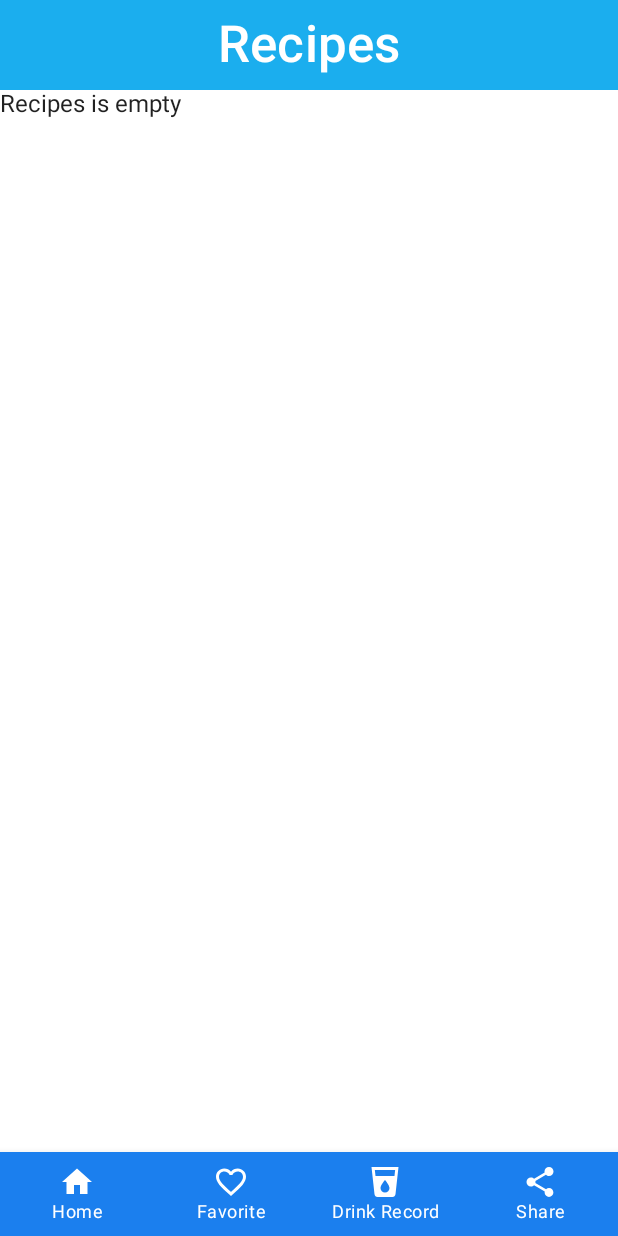
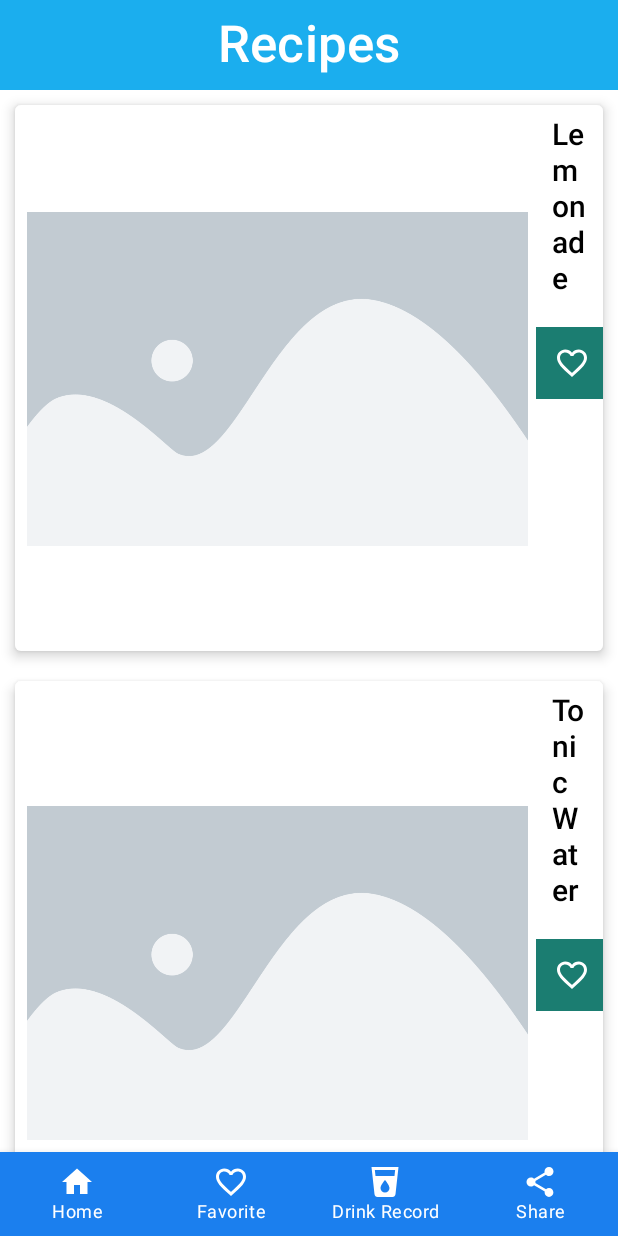
Before and after one commit to Abhi6921/elderly-fluid-intake-app, an Android app built with Jetpack Compose: the RecipeList screen opened through its navigation route, on a phone screen of 412 x 824 dp. Run offline under Robolectric (Android 15) with nearby library versions, the phone set to English and light mode, and no system bars; pictures from the network do not load.

Commit message:
modified the recipes page to work with hardcoded UI

```diff
--- a/app/src/main/java/nl/narvekar/abhishek/omring_fluid_intake_app/data/Recipe.kt
+++ b/app/src/main/java/nl/narvekar/abhishek/omring_fluid_intake_app/data/Recipe.kt
@@ -4,7 +4,100 @@ package nl.narvekar.abhishek.omring_fluid_intake_app.data
 data class Recipe(
     val recipeId: String,
     val name: String,
-    val ingredients: Map<String, String>,
+    //val ingredients: Map<String, String>,
     val instructions: String,
     val imageLink: String
 )
+
+val ALLRECIPELIST = arrayListOf(
+    Recipe(
+        "03ecca14-7a31-11ed-a1eb-0242ac120002",
+        "Lemonade",
+        "Mix everything together",
+        "https://images.unsplash.com/photo-1563713665854-e72327bf780e?ixlib=rb-1.2.1&ixid=eyJhcHBfaWQiOjEyMDd9&auto=format&fit=crop&w=1350&q=80"
+    ),
+    Recipe(
+        "f5f1e548-7a30-11ed-a1eb-0242ac120002",
+        "Tonic Water",
+        "Get Everything to mix together",
+         "https://i2.wp.com/beebom.com/wp-content/uploads/2016/01/Reverse-Image-Search-Engines-Apps-And-Its-Uses-2016.jpg"
+    ),
+    Recipe(
+        "ea3250d0-7a30-11ed-a1eb-0242ac120002",
+        "Strawberry Limeade",
+        "Get Everything to mix together",
+        "https://i2.wp.com/beebom.com/wp-content/uploads/2016/01/Reverse-Image-Search-Engines-Apps-And-Its-Uses-2016.jpg"
+    ),
+    Recipe(
+            "391fcfc8-7a32-11ed-a1eb-0242ac120002",
+        "Tonic water",
+        "Get everything to mix together",
+        "https://i2.wp.com/beebom.com/wp-content/uploads/2016/01/Reverse-Image-Search-Engines-Apps-And-Its-Uses-2016.jpg"
+    ),
+    Recipe(
+        "6280e078-7a32-11ed-a1eb-0242ac120002",
+        "Gin Basil Smash",
+        "Get Everything to mix together",
+        "https://i2.wp.com/beebom.com/wp-content/uploads/2016/01/Reverse-Image-Search-Engines-Apps-And-Its-Uses-2016.jpg"
+    ),
+    Recipe(
+        "03ecca14-7a31-11ed-a1eb-0242ac120002",
+        "Lemonade",
+        "Mix everything together",
+        "https://images.unsplash.com/photo-1563713665854-e72327bf780e?ixlib=rb-1.2.1&ixid=eyJhcHBfaWQiOjEyMDd9&auto=format&fit=crop&w=1350&q=80"
+    ),
+    Recipe(
+        "f5f1e548-7a30-11ed-a1eb-0242ac120002",
+        "Tonic Water",
+        "Get Everything to mix together",
+        "https://i2.wp.com/beebom.com/wp-content/uploads/2016/01/Reverse-Image-Search-Engines-Apps-And-Its-Uses-2016.jpg"
+    ),
+    Recipe(
+        "ea3250d0-7a30-11ed-a1eb-0242ac120002",
+        "Strawberry Limeade",
+        "Get Everything to mix together",
+        "https://i2.wp.com/beebom.com/wp-content/uploads/2016/01/Reverse-Image-Search-Engines-Apps-And-Its-Uses-2016.jpg"
+    ),
+    Recipe(
+        "391fcfc8-7a32-11ed-a1eb-0242ac120002",
+        "Tonic water",
+        "Get everything to mix together",
+        "https://i2.wp.com/beebom.com/wp-content/uploads/2016/01/Reverse-Image-Search-Engines-Apps-And-Its-Uses-2016.jpg"
+    ),
+    Recipe(
+        "6280e078-7a32-11ed-a1eb-0242ac120002",
+        "Gin Basil Smash",
+        "Get Everything to mix together",
+        "https://i2.wp.com/beebom.com/wp-content/uploads/2016/01/Reverse-Image-Search-Engines-Apps-And-Its-Uses-2016.jpg"
+    ),
+    Recipe(
+        "03ecca14-7a31-11ed-a1eb-0242ac120002",
+        "Lemonade",
+        "Mix everything together",
+        "https://images.unsplash.com/photo-1563713665854-e72327bf780e?ixlib=rb-1.2.1&ixid=eyJhcHBfaWQiOjEyMDd9&auto=format&fit=crop&w=1350&q=80"
+    ),
+    Recipe(
+        "f5f1e548-7a30-11ed-a1eb-0242ac120002",
+        "Tonic Water",
+        "Get Everything to mix together",
+        "https://i2.wp.com/beebom.com/wp-content/uploads/2016/01/Reverse-Image-Search-Engines-Apps-And-Its-Uses-2016.jpg"
+    ),
+    Recipe(
+        "ea3250d0-7a30-11ed-a1eb-0242ac120002",
+        "Strawberry Limeade",
+        "Get Everything to mix together",
+        "https://i2.wp.com/beebom.com/wp-content/uploads/2016/01/Reverse-Image-Search-Engines-Apps-And-Its-Uses-2016.jpg"
+    ),
+    Recipe(
+        "391fcfc8-7a32-11ed-a1eb-0242ac120002",
+        "Tonic water",
+        "Get everything to mix together",
+        "https://i2.wp.com/beebom.com/wp-content/uploads/2016/01/Reverse-Image-Search-Engines-Apps-And-Its-Uses-2016.jpg"
+    ),
+    Recipe(
+        "6280e078-7a32-11ed-a1eb-0242ac120002",
+        "Gin Basil Smash",
+        "Get Everything to mix together",
+        "https://i2.wp.com/beebom.com/wp-content/uploads/2016/01/Reverse-Image-Search-Engines-Apps-And-Its-Uses-2016.jpg"
+    )
+)
--- a/app/src/main/java/nl/narvekar/abhishek/omring_fluid_intake_app/navigation/NavGraph.kt
+++ b/app/src/main/java/nl/narvekar/abhishek/omring_fluid_intake_app/navigation/NavGraph.kt
@@ -10,6 +10,7 @@ import androidx.navigation.compose.NavHost
 import androidx.navigation.compose.composable
 import androidx.navigation.compose.rememberNavController
 import androidx.navigation.navArgument
+import nl.narvekar.abhishek.omring_fluid_intake_app.data.ALLRECIPELIST
 import nl.narvekar.abhishek.omring_fluid_intake_app.userInterface.dashboard.DashBoardScreen
 import nl.narvekar.abhishek.omring_fluid_intake_app.userInterface.favorites.RecipeFavorited
 import nl.narvekar.abhishek.omring_fluid_intake_app.userInterface.login.LoginUI
@@ -57,7 +58,7 @@ fun AppNavigation(
         }
 
         composable(Routes.Recipes.route) {
-            RecipeList(recipes = recipeViewModel.recipeListResponse, navController)
+            RecipeList(recipes = ALLRECIPELIST, navController)
         }
 
         composable(
--- a/app/src/main/java/nl/narvekar/abhishek/omring_fluid_intake_app/userInterface/dashboard/DashboardScreen.kt
+++ b/app/src/main/java/nl/narvekar/abhishek/omring_fluid_intake_app/userInterface/dashboard/DashboardScreen.kt
@@ -46,16 +46,15 @@ fun DashBoardScreen(
     loginViewModel: LoginViewModel
 ) {
     val showDialog = remember { mutableStateOf(false) }
-
-
     val inputValue = remember { mutableStateOf(0.0f) }
 
     val context = LocalContext.current
+
     if (showDialog.value) {
         SelectDrinkDialog(logDrinkViewModel, sharedPreferences, setShowDialog = {
             showDialog.value = it
         }) {
-            //Toast.makeText(context, it.toString(), Toast.LENGTH_SHORT).show()
+
             inputValue.value += it
         }
     }
--- a/app/src/main/java/nl/narvekar/abhishek/omring_fluid_intake_app/userInterface/dashboard/components/SelectDrinkDialog.kt
+++ b/app/src/main/java/nl/narvekar/abhishek/omring_fluid_intake_app/userInterface/dashboard/components/SelectDrinkDialog.kt
@@ -112,10 +112,6 @@ fun SelectDrinkDialog(
                                   val floatAmount = (drinkAmount.toFloat() / 100f)
                                   setValue(floatAmount)
                                   setShowDialog(false)
-
-//                                val drinkAmount = 6
-//                                setValue(drinkAmount)
-//                                setShowDialog(false)
                             },
                             shape = RoundedCornerShape(50.dp),
                             modifier = Modifier
--- a/app/src/main/java/nl/narvekar/abhishek/omring_fluid_intake_app/userInterface/recipes/components/RecipeDetailView.kt
+++ b/app/src/main/java/nl/narvekar/abhishek/omring_fluid_intake_app/userInterface/recipes/components/RecipeDetailView.kt
@@ -23,6 +23,7 @@ import androidx.compose.ui.unit.sp
 import androidx.navigation.NavController
 import coil.compose.AsyncImage
 import nl.narvekar.abhishek.omring_fluid_intake_app.R
+import nl.narvekar.abhishek.omring_fluid_intake_app.data.ALLRECIPELIST
 import nl.narvekar.abhishek.omring_fluid_intake_app.data.Recipe
 import nl.narvekar.abhishek.omring_fluid_intake_app.viewModel.RecipeViewModel
 import kotlin.math.log
@@ -36,7 +37,10 @@ fun RecipeDetailView(
 ) {
     Log.d(TAG, "RecipeDetailView passed from recipe list: $detailId")
     val scrollState = rememberScrollState()
-    val recipe = recipeViewModel.recipeListResponse.find { recipe ->
+//    val recipe = recipeViewModel.recipeListResponse.find { recipe ->
+//        detailId == recipe.recipeId
+//    }
+    val recipe = ALLRECIPELIST.find { recipe ->
         detailId == recipe.recipeId
     }
 
@@ -70,7 +74,7 @@ fun RecipeDetailView(
                 //RecipeImage()
                 if (recipe != null) {
                     AsyncImage(
-                        model = R.drawable.omring_logo,
+                        model =  recipe.imageLink,
                         contentDescription = "recipe image",
                         modifier = Modifier
                             .width(900.dp)
@@ -82,9 +86,9 @@ fun RecipeDetailView(
                     Divider(modifier = Modifier.padding(bottom = 34.dp))
                     Text(text = "Ingredients:", fontSize = 34.sp)
                     Divider(modifier = Modifier.padding(34.dp))
-                    for((key, value) in recipe.ingredients) {
-                        Text(text = "$key: $value", fontSize = 24.sp)
-                    }
+//                    for((key, value) in recipe.ingredients) {
+//                        Text(text = "$key: $value", fontSize = 24.sp)
+//                    }
                     Divider(modifier = Modifier.padding(34.dp))
                     Text(text = "Steps", fontSize = 34.sp)
                     Divider(modifier = Modifier.padding(34.dp))
--- a/app/src/main/java/nl/narvekar/abhishek/omring_fluid_intake_app/userInterface/recipes/components/RecipeItem.kt
+++ b/app/src/main/java/nl/narvekar/abhishek/omring_fluid_intake_app/userInterface/recipes/components/RecipeItem.kt
@@ -14,6 +14,7 @@ import androidx.compose.ui.Modifier
 import androidx.compose.ui.graphics.Color
 import androidx.compose.ui.layout.ContentScale
 import androidx.compose.ui.res.painterResource
+import androidx.compose.ui.tooling.preview.Preview
 import androidx.compose.ui.unit.dp
 import coil.compose.AsyncImage
 import nl.narvekar.abhishek.omring_fluid_intake_app.R
@@ -43,7 +44,7 @@ fun RecipeItem(
                 model = recipe.imageLink,
                 contentDescription = "recipe images",
                 modifier = Modifier
-                    .size(70.dp)
+                    .width(350.dp).height(350.dp)
                     .padding(8.dp),
                 contentScale = ContentScale.Fit,
                 error = painterResource(R.drawable.placeholder),
```
